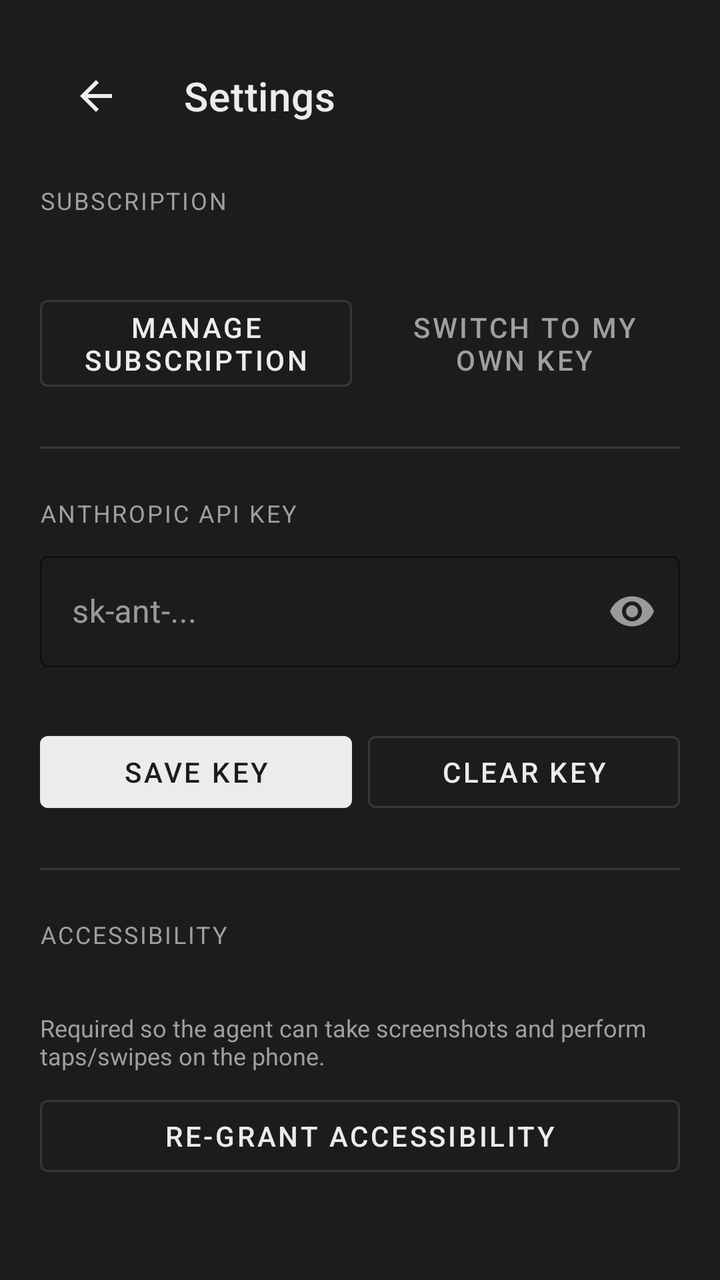
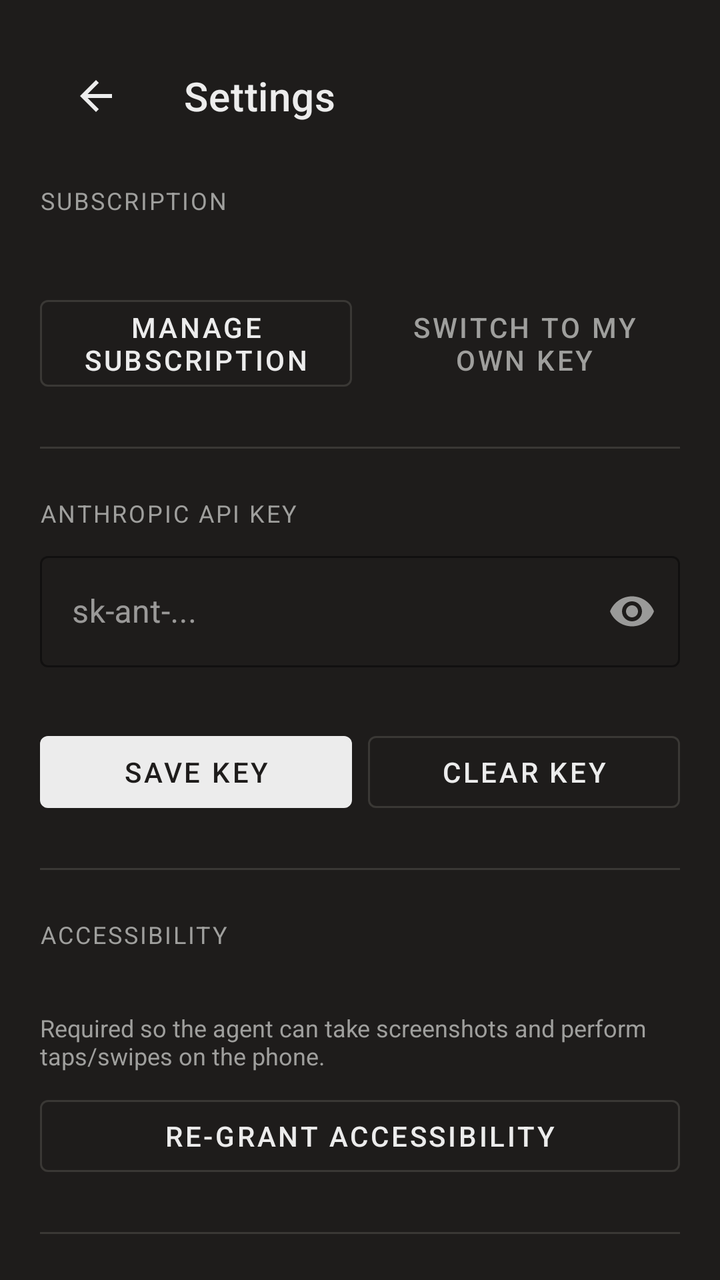

The first picture is an Android layout as it rendered before a commit; the second is the same layout after the commit. The layout source and the unified diff follow.
<!-- AndroidManifest.xml: application theme Theme.ClaudePhoneAgent -->
<!-- res/layout/activity_settings.xml -->
<?xml version="1.0" encoding="utf-8"?>
<androidx.core.widget.NestedScrollView xmlns:android="http://schemas.android.com/apk/res/android"
    xmlns:app="http://schemas.android.com/apk/res-auto"
    android:layout_width="match_parent"
    android:layout_height="match_parent"
    android:background="@color/bg"
    android:fillViewport="true">

    <LinearLayout
        android:layout_width="match_parent"
        android:layout_height="wrap_content"
        android:orientation="vertical"
        android:padding="20dp">

        <com.google.android.material.appbar.MaterialToolbar
            android:id="@+id/toolbar"
            android:layout_width="match_parent"
            android:layout_height="wrap_content"
            android:background="@android:color/transparent"
            app:navigationIcon="@drawable/ic_arrow_back"
            app:title="@string/settings_title"
            app:titleTextColor="@color/text_primary" />

        
        <TextView
            android:layout_width="match_parent"
            android:layout_height="wrap_content"
            android:layout_marginTop="16dp"
            android:text="@string/settings_subscription"
            android:textColor="@color/text_secondary"
            android:textSize="12sp"
            android:textAllCaps="true"
            android:letterSpacing="0.08" />

        <TextView
            android:id="@+id/planStatus"
            android:layout_width="match_parent"
            android:layout_height="wrap_content"
            android:layout_marginTop="6dp"
            android:textColor="@color/text_primary"
            android:textSize="16sp" />

        <LinearLayout
            android:layout_width="match_parent"
            android:layout_height="wrap_content"
            android:layout_marginTop="8dp"
            android:orientation="horizontal">

            <com.google.android.material.button.MaterialButton
                android:id="@+id/manageSubscriptionButton"
                style="@style/Widget.MaterialComponents.Button.OutlinedButton"
                android:layout_width="0dp"
                android:layout_height="wrap_content"
                android:layout_weight="1"
                android:text="@string/manage_subscription"
                android:textColor="@color/text_primary"
                app:strokeColor="@color/border_soft" />

            <com.google.android.material.button.MaterialButton
                android:id="@+id/switchModeButton"
                style="@style/Widget.MaterialComponents.Button.TextButton"
                android:layout_width="0dp"
                android:layout_height="wrap_content"
                android:layout_marginStart="8dp"
                android:layout_weight="1"
                android:text="@string/switch_to_byo_key"
                android:textColor="@color/text_secondary" />
        </LinearLayout>

        <View
            android:layout_width="match_parent"
            android:layout_height="1dp"
            android:layout_marginVertical="24dp"
            android:background="@color/border_soft" />

        
        <TextView
            android:layout_width="match_parent"
            android:layout_height="wrap_content"
            android:text="@string/section_api_key"
            android:textColor="@color/text_secondary"
            android:textSize="12sp"
            android:textAllCaps="true"
            android:letterSpacing="0.08" />

        <com.google.android.material.textfield.TextInputLayout
            android:id="@+id/apiKeyLayout"
            style="@style/Widget.MaterialComponents.TextInputLayout.OutlinedBox"
            android:layout_width="match_parent"
            android:layout_height="wrap_content"
            android:layout_marginTop="8dp"
            android:hint="@string/api_key_hint"
            app:boxStrokeColor="@color/border_soft"
            app:endIconMode="password_toggle"
            app:hintTextColor="@color/text_secondary">

            <com.google.android.material.textfield.TextInputEditText
                android:id="@+id/apiKeyInput"
                android:layout_width="match_parent"
                android:layout_height="wrap_content"
                android:inputType="textPassword"
                android:maxLines="1"
                android:textColor="@color/text_primary" />
        </com.google.android.material.textfield.TextInputLayout>

        <TextView
            android:id="@+id/apiKeyStatus"
            android:layout_width="match_parent"
            android:layout_height="wrap_content"
            android:layout_marginTop="4dp"
            android:textColor="@color/text_secondary"
            android:textSize="12sp" />

        <LinearLayout
            android:layout_width="match_parent"
            android:layout_height="wrap_content"
            android:layout_marginTop="8dp"
            android:orientation="horizontal">

            <com.google.android.material.button.MaterialButton
                android:id="@+id/saveKeyButton"
                android:layout_width="0dp"
                android:layout_height="wrap_content"
                android:layout_weight="1"
                android:text="@string/save_key"
                android:textColor="@color/bg"
                app:backgroundTint="@color/text_primary" />

            <com.google.android.material.button.MaterialButton
                android:id="@+id/clearKeyButton"
                style="@style/Widget.MaterialComponents.Button.OutlinedButton"
                android:layout_width="0dp"
                android:layout_height="wrap_content"
                android:layout_marginStart="8dp"
                android:layout_weight="1"
                android:text="@string/clear_key"
                android:textColor="@color/text_primary"
                app:strokeColor="@color/border_soft" />
        </LinearLayout>

        <View
            android:layout_width="match_parent"
            android:layout_height="1dp"
            android:layout_marginVertical="24dp"
            android:background="@color/border_soft" />

        
        <TextView
            android:layout_width="match_parent"
            android:layout_height="wrap_content"
            android:text="@string/section_accessibility"
            android:textColor="@color/text_secondary"
            android:textSize="12sp"
            android:textAllCaps="true"
            android:letterSpacing="0.08" />

        <TextView
            android:id="@+id/accessibilityStatus"
            android:layout_width="match_parent"
            android:layout_height="wrap_content"
            android:layout_marginTop="6dp"
            android:textColor="@color/text_primary"
            android:textSize="15sp" />

        <TextView
            android:layout_width="match_parent"
            android:layout_height="wrap_content"
            android:layout_marginTop="4dp"
            android:text="@string/accessibility_explainer"
            android:textColor="@color/text_secondary"
            android:textSize="12sp" />

        <com.google.android.material.button.MaterialButton
            android:id="@+id/grantAccessibilityButton"
            style="@style/Widget.MaterialComponents.Button.OutlinedButton"
            android:layout_width="match_parent"
            android:layout_height="wrap_content"
            android:layout_marginTop="8dp"
            android:text="@string/regrant_accessibility"
            android:textColor="@color/text_primary"
            app:strokeColor="@color/border_soft" />

        
        <LinearLayout
            android:id="@+id/hubSection"
            android:layout_width="match_parent"
            android:layout_height="wrap_content"
            android:orientation="vertical"
            android:visibility="gone">

            <View
                android:layout_width="match_parent"
                android:layout_height="1dp"
                android:layout_marginVertical="24dp"
                android:background="@color/border_soft" />

            <TextView
                android:layout_width="match_parent"
                android:layout_height="wrap_content"
                android:text="@string/settings_hub"
                android:textColor="@color/text_secondary"
                android:textSize="12sp"
                android:textAllCaps="true"
                android:letterSpacing="0.08" />

            <TextView
                android:id="@+id/hubStatus"
                android:layout_width="match_parent"
                android:layout_height="wrap_content"
                android:layout_marginTop="6dp"
                android:textColor="@color/text_primary"
                android:textSize="15sp"
                android:text="@string/hub_not_paired" />

            <com.google.android.material.button.MaterialButton
                android:id="@+id/pairHubButton"
                style="@style/Widget.MaterialComponents.Button.OutlinedButton"
                android:layout_width="match_parent"
                android:layout_height="wrap_content"
                android:layout_marginTop="8dp"
                android:text="@string/hub_pair_button"
                android:textColor="@color/text_primary"
                app:strokeColor="@color/border_soft" />
        </LinearLayout>

    </LinearLayout>
</androidx.core.widget.NestedScrollView>
<!-- resources referenced by this layout -->
<resources>
  <color name="bg">#FF1E1C1B</color>
  <color name="border_soft">#FF3A3835</color>
  <color name="text_primary">#FFECECEC</color>
  <color name="text_secondary">#FF9F9F9D</color>
  <!-- drawable ic_arrow_back (drawable) -->
  <vector xmlns:android="http://schemas.android.com/apk/res/android"
      android:width="24dp"
      android:height="24dp"
      android:viewportWidth="24"
      android:viewportHeight="24"
      android:tint="@color/on_surface">
      <path
          android:fillColor="@android:color/white"
          android:pathData="M20,11H7.83l5.59,-5.59L12,4l-8,8 8,8 1.41,-1.41L7.83,13H20v-2z" />
  </vector>
  <string name="accessibility_explainer">Required so the agent can take screenshots and perform taps/swipes on the phone.</string>
  <string name="api_key_hint">sk-ant-...</string>
  <string name="clear_key">Clear key</string>
  <string name="hub_not_paired">Not paired</string>
  <string name="hub_pair_button">Pair with Cloudbot</string>
  <string name="manage_subscription">Manage subscription</string>
  <string name="regrant_accessibility">Re-grant Accessibility</string>
  <string name="save_key">Save key</string>
  <string name="section_accessibility">Accessibility</string>
  <string name="section_api_key">Anthropic API key</string>
  <string name="settings_hub">Cloudbot pairing</string>
  <string name="settings_subscription">Subscription</string>
  <string name="settings_title">Settings</string>
  <string name="switch_to_byo_key">Switch to my own key</string>
  <style name="Theme.ClaudePhoneAgent" parent="Theme.MaterialComponents.NoActionBar">
          <item name="colorPrimary">@color/accent</item>
          <item name="colorPrimaryVariant">@color/accent_dark</item>
          <item name="colorOnPrimary">@color/on_accent</item>
          <item name="colorSecondary">@color/accent</item>
          <item name="colorSecondaryVariant">@color/accent_dark</item>
          <item name="colorOnSecondary">@color/on_accent</item>
          <item name="colorSurface">@color/bg_elevated</item>
          <item name="colorOnSurface">@color/text_primary</item>
          <item name="colorOnBackground">@color/text_primary</item>
          <item name="android:colorBackground">@color/bg</item>
          <item name="android:textColorPrimary">@color/text_primary</item>
          <item name="android:textColorSecondary">@color/text_secondary</item>
          <item name="android:textColorHint">@color/text_secondary</item>
          <item name="android:statusBarColor" tools:targetApi="l">@color/bg</item>
          <item name="android:navigationBarColor" tools:targetApi="o_mr1">@color/bg</item>
          <item name="android:windowLightStatusBar" tools:targetApi="m">false</item>
          <item name="android:windowLightNavigationBar" tools:targetApi="o_mr1">false</item>
      </style>
  <color name="on_surface">#FFECECEC</color>
  <color name="accent">#FF8B5CF6</color>
  <color name="accent_dark">#FF7C3AED</color>
  <color name="on_accent">#FFFFFFFF</color>
  <color name="bg_elevated">#FF2A2826</color>
</resources>

<!-- the commit's change to res/layout/activity_settings.xml (unified diff, before → after) -->
@@ -180,13 +180,11 @@
             android:textColor="@color/text_primary"
             app:strokeColor="@color/border_soft" />
 
-        
         <LinearLayout
             android:id="@+id/hubSection"
             android:layout_width="match_parent"
             android:layout_height="wrap_content"
-            android:orientation="vertical"
-            android:visibility="gone">
+            android:orientation="vertical">
 
             <View
                 android:layout_width="match_parent"
